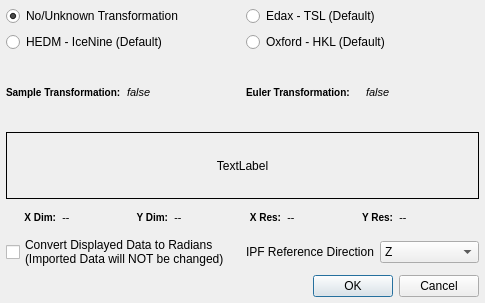
The window that Source/FilterWidgets/DREAM3DLib/IOFiltersWidgets/QEbsdReferenceFrameDialog.ui (BlueQuartzSoftware/DREAM3D) describes before a commit, drawn with Qt 5.
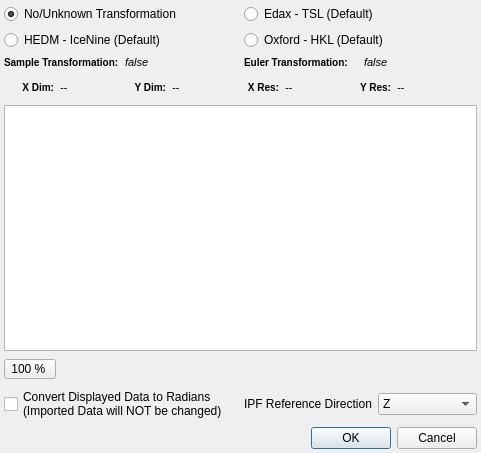
The same window after the commit. Icons and pictures are not drawn. Custom widgets are drawn as their Qt base class.

Commit message: Implemented a new GraphicsView widget that allows the user some basic Zoom In/Out/Fit operations on the Ebsd data that is loaded into the dialog. We be better if we could thread the loading of the data and display a dialog while the loading takes place. Fixes #129. Closes #129.

Diff of the .ui file:
```diff
--- a/Source/FilterWidgets/DREAM3DLib/IOFiltersWidgets/QEbsdReferenceFrameDialog.ui
+++ b/Source/FilterWidgets/DREAM3DLib/IOFiltersWidgets/QEbsdReferenceFrameDialog.ui
@@ -6,8 +6,8 @@
    <rect>
     <x>0</x>
     <y>0</y>
-    <width>485</width>
-    <height>303</height>
+    <width>481</width>
+    <height>453</height>
    </rect>
   </property>
   <property name="windowTitle">
@@ -15,45 +15,179 @@
   </property>
   <layout class="QGridLayout" name="gridLayout">
    <property name="margin">
+    <number>4</number>
+   </property>
+   <property name="spacing">
     <number>6</number>
    </property>
-   <item row="4" column="1">
-    <layout class="QHBoxLayout" name="horizontalLayout">
+   <item row="6" column="0" colspan="2">
+    <widget class="QDialogButtonBox" name="buttonBox">
+     <property name="orientation">
+      <enum>Qt::Horizontal</enum>
+     </property>
+     <property name="standardButtons">
+      <set>QDialogButtonBox::Cancel|QDialogButtonBox::Ok</set>
+     </property>
+    </widget>
+   </item>
+   <item row="0" column="0">
+    <layout class="QVBoxLayout" name="verticalLayout">
      <item>
-      <widget class="QLabel" name="label">
-       <property name="styleSheet">
-        <string notr="true"/>
+      <widget class="QRadioButton" name="m_NoTransBtn">
+       <property name="layoutDirection">
+        <enum>Qt::LeftToRight</enum>
        </property>
        <property name="text">
-        <string>IPF Reference Direction</string>
+        <string>No/Unknown Transformation</string>
        </property>
+       <property name="checked">
+        <bool>true</bool>
+       </property>
       </widget>
      </item>
      <item>
-      <widget class="QComboBox" name="refDir">
-       <property name="currentIndex">
-        <number>2</number>
+      <widget class="QRadioButton" name="m_HEDMdefaultBtn">
+       <property name="text">
+        <string>HEDM - IceNine (Default)</string>
        </property>
+      </widget>
+     </item>
+    </layout>
+   </item>
+   <item row="0" column="1">
+    <layout class="QVBoxLayout" name="verticalLayout_2">
        <item>
+      <widget class="QRadioButton" name="m_TSLdefaultBtn">
         <property name="text">
-         <string>X</string>
-        </property>
+        <string>Edax - TSL (Default)</string>
+       </property>
+       <property name="shortcut">
+        <string>Ctrl+S</string>
+       </property>
+       <property name="checked">
+        <bool>false</bool>
+       </property>
+       <property name="autoExclusive">
+        <bool>false</bool>
+       </property>
+      </widget>
        </item>
        <item>
+      <widget class="QRadioButton" name="m_HKLdefaultBtn">
+       <property name="layoutDirection">
+        <enum>Qt::LeftToRight</enum>
+       </property>
         <property name="text">
-         <string>Y</string>
-        </property>
-       </item>
+        <string>Oxford - HKL (Default)</string>
+       </property>
+      </widget>
+     </item>
+    </layout>
+   </item>
+   <item row="1" column="0" colspan="2">
+    <layout class="QHBoxLayout" name="horizontalLayout_3" stretch="0,0,0,0">
+     <property name="bottomMargin">
+      <number>0</number>
+     </property>
        <item>
+      <widget class="QLabel" name="label_3">
+       <property name="font">
+        <font>
+         <pointsize>-1</pointsize>
+         <weight>75</weight>
+         <bold>true</bold>
+        </font>
+       </property>
+       <property name="styleSheet">
+        <string notr="true">QLabel {
+font-weight: bold;
+font-size: 10px;
+}</string>
+       </property>
         <property name="text">
-         <string>Z</string>
-        </property>
-       </item>
+        <string>Sample Transformation:</string>
+       </property>
+       <property name="alignment">
+        <set>Qt::AlignJustify|Qt::AlignVCenter</set>
+       </property>
+       <property name="wordWrap">
+        <bool>false</bool>
+       </property>
+      </widget>
+     </item>
+     <item>
+      <widget class="QLabel" name="m_SampleTransformationLabel">
+       <property name="font">
+        <font>
+         <pointsize>-1</pointsize>
+         <italic>true</italic>
+        </font>
+       </property>
+       <property name="styleSheet">
+        <string notr="true">QLabel {
+	font-size: 11px;
+	font-style: italic;
+}</string>
+       </property>
+       <property name="text">
+        <string>false</string>
+       </property>
+       <property name="scaledContents">
+        <bool>true</bool>
+       </property>
       </widget>
      </item>
+     <item>
+      <widget class="QLabel" name="label_21">
+       <property name="font">
+        <font>
+         <pointsize>-1</pointsize>
+         <weight>75</weight>
+         <bold>true</bold>
+        </font>
+       </property>
+       <property name="styleSheet">
+        <string notr="true">QLabel {
+font-weight: bold;
+font-size: 10px;
+}</string>
+       </property>
+       <property name="text">
+        <string>Euler Transformation:</string>
+       </property>
+       <property name="alignment">
+        <set>Qt::AlignJustify|Qt::AlignVCenter</set>
+       </property>
+       <property name="wordWrap">
+        <bool>false</bool>
+       </property>
+      </widget>
+     </item>
+     <item>
+      <widget class="QLabel" name="m_EulerTransformationLabel">
+       <property name="font">
+        <font>
+         <pointsize>-1</pointsize>
+         <italic>true</italic>
+        </font>
+       </property>
+       <property name="styleSheet">
+        <string notr="true">QLabel {
+	font-size: 11px;
+	font-style: italic;
+}</string>
+       </property>
+       <property name="text">
+        <string>false</string>
+       </property>
+       <property name="scaledContents">
+        <bool>true</bool>
+       </property>
+      </widget>
+     </item>
     </layout>
    </item>
-   <item row="3" column="0" colspan="2">
+   <item row="2" column="0" colspan="2">
     <layout class="QHBoxLayout" name="horizontalLayout_2">
      <property name="bottomMargin">
       <number>0</number>
@@ -281,7 +415,184 @@
      </item>
     </layout>
    </item>
-   <item row="4" column="0">
+   <item row="4" column="0" colspan="2">
+    <layout class="QHBoxLayout" name="horizontalLayout_5">
+     <property name="spacing">
+      <number>5</number>
+     </property>
+     <item>
+      <widget class="QToolButton" name="zoomButton">
+       <property name="maximumSize">
+        <size>
+         <width>16777</width>
+         <height>20</height>
+        </size>
+       </property>
+       <property name="font">
+        <font>
+         <weight>50</weight>
+         <bold>false</bold>
+        </font>
+       </property>
+       <property name="toolTip">
+        <string>Set a specific zoon level</string>
+       </property>
+       <property name="statusTip">
+        <string>Selects a set magnification level</string>
+       </property>
+       <property name="text">
+        <string>100 % </string>
+       </property>
+       <property name="popupMode">
+        <enum>QToolButton::InstantPopup</enum>
+       </property>
+       <property name="toolButtonStyle">
+        <enum>Qt::ToolButtonTextOnly</enum>
+       </property>
+       <property name="arrowType">
+        <enum>Qt::UpArrow</enum>
+       </property>
+      </widget>
+     </item>
+     <item>
+      <widget class="QPushButton" name="zoomIn">
+       <property name="sizePolicy">
+        <sizepolicy hsizetype="Fixed" vsizetype="Fixed">
+         <horstretch>0</horstretch>
+         <verstretch>0</verstretch>
+        </sizepolicy>
+       </property>
+       <property name="minimumSize">
+        <size>
+         <width>24</width>
+         <height>24</height>
+        </size>
+       </property>
+       <property name="maximumSize">
+        <size>
+         <width>24</width>
+         <height>24</height>
+        </size>
+       </property>
+       <property name="toolTip">
+        <string>Zoom in to the image</string>
+       </property>
+       <property name="text">
+        <string/>
+       </property>
+       <property name="icon">
+        <iconset resource="../../../../Resources/icons/images/Icons.qrc">
+         <normaloff>:/zoomIn.png</normaloff>:/zoomIn.png</iconset>
+       </property>
+       <property name="iconSize">
+        <size>
+         <width>24</width>
+         <height>24</height>
+        </size>
+       </property>
+       <property name="flat">
+        <bool>true</bool>
+       </property>
+      </widget>
+     </item>
+     <item>
+      <widget class="QPushButton" name="zoomOut">
+       <property name="sizePolicy">
+        <sizepolicy hsizetype="Fixed" vsizetype="Fixed">
+         <horstretch>0</horstretch>
+         <verstretch>0</verstretch>
+        </sizepolicy>
+       </property>
+       <property name="minimumSize">
+        <size>
+         <width>24</width>
+         <height>24</height>
+        </size>
+       </property>
+       <property name="maximumSize">
+        <size>
+         <width>24</width>
+         <height>24</height>
+        </size>
+       </property>
+       <property name="toolTip">
+        <string>Zoon out from the image</string>
+       </property>
+       <property name="text">
+        <string/>
+       </property>
+       <property name="icon">
+        <iconset resource="../../../../Resources/icons/images/Icons.qrc">
+         <normaloff>:/zoomOut.png</normaloff>:/zoomOut.png</iconset>
+       </property>
+       <property name="iconSize">
+        <size>
+         <width>24</width>
+         <height>24</height>
+        </size>
+       </property>
+       <property name="flat">
+        <bool>true</bool>
+       </property>
+      </widget>
+     </item>
+     <item>
+      <widget class="QPushButton" name="fitToWindow">
+       <property name="sizePolicy">
+        <sizepolicy hsizetype="Fixed" vsizetype="Fixed">
+         <horstretch>0</horstretch>
+         <verstretch>0</verstretch>
+        </sizepolicy>
+       </property>
+       <property name="minimumSize">
+        <size>
+         <width>24</width>
+         <height>24</height>
+        </size>
+       </property>
+       <property name="maximumSize">
+        <size>
+         <width>24</width>
+         <height>24</height>
+        </size>
+       </property>
+       <property name="toolTip">
+        <string>Fit the image to the display area</string>
+       </property>
+       <property name="text">
+        <string/>
+       </property>
+       <property name="icon">
+        <iconset resource="../../../../Resources/icons/images/Icons.qrc">
+         <normaloff>:/fitToWindow.png</normaloff>:/fitToWindow.png</iconset>
+       </property>
+       <property name="iconSize">
+        <size>
+         <width>24</width>
+         <height>24</height>
+        </size>
+       </property>
+       <property name="flat">
+        <bool>true</bool>
+       </property>
+      </widget>
+     </item>
+     <item>
+      <spacer name="horizontalSpacer">
+       <property name="orientation">
+        <enum>Qt::Horizontal</enum>
+       </property>
+       <property name="sizeHint" stdset="0">
+        <size>
+         <width>40</width>
+         <height>20</height>
+        </size>
+       </property>
+      </spacer>
+     </item>
+    </layout>
+   </item>
+   <item row="5" column="0">
     <widget class="QCheckBox" name="degToRads">
      <property name="text">
       <string>Convert Displayed Data to Radians 
@@ -289,188 +600,60 @@
      </property>
     </widget>
    </item>
-   <item row="0" column="1">
-    <layout class="QVBoxLayout" name="verticalLayout_2">
+   <item row="5" column="1">
+    <layout class="QHBoxLayout" name="horizontalLayout">
      <item>
-      <widget class="QRadioButton" name="m_TSLdefaultBtn">
-       <property name="text">
-        <string>Edax - TSL (Default)</string>
+      <widget class="QLabel" name="label">
+       <property name="styleSheet">
+        <string notr="true"/>
        </property>
-       <property name="shortcut">
-        <string>Ctrl+S</string>
-       </property>
-       <property name="checked">
-        <bool>false</bool>
-       </property>
-       <property name="autoExclusive">
-        <bool>false</bool>
-       </property>
-      </widget>
-     </item>
-     <item>
-      <widget class="QRadioButton" name="m_HKLdefaultBtn">
-       <property name="layoutDirection">
-        <enum>Qt::LeftToRight</enum>
-       </property>
        <property name="text">
-        <string>Oxford - HKL (Default)</string>
+        <string>IPF Reference Direction</string>
        </property>
       </widget>
      </item>
-    </layout>
-   </item>
-   <item row="2" column="0" colspan="2">
-    <widget class="QLabel" name="ipfLabel">
-     <property name="frameShape">
-      <enum>QFrame::Box</enum>
-     </property>
-     <property name="text">
-      <string>TextLabel</string>
-     </property>
-     <property name="alignment">
-      <set>Qt::AlignCenter</set>
-     </property>
-    </widget>
-   </item>
-   <item row="6" column="0" colspan="2">
-    <widget class="QDialogButtonBox" name="buttonBox">
-     <property name="orientation">
-      <enum>Qt::Horizontal</enum>
-     </property>
-     <property name="standardButtons">
-      <set>QDialogButtonBox::Cancel|QDialogButtonBox::Ok</set>
-     </property>
-    </widget>
-   </item>
-   <item row="0" column="0">
-    <layout class="QVBoxLayout" name="verticalLayout">
      <item>
-      <widget class="QRadioButton" name="m_NoTransBtn">
-       <property name="layoutDirection">
-        <enum>Qt::LeftToRight</enum>
+      <widget class="QComboBox" name="refDir">
+       <property name="currentIndex">
+        <number>2</number>
        </property>
-       <property name="text">
-        <string>No/Unknown Transformation</string>
-       </property>
-       <property name="checked">
-        <bool>true</bool>
-       </property>
-      </widget>
-     </item>
      <item>
-      <widget class="QRadioButton" name="m_HEDMdefaultBtn">
        <property name="text">
-        <string>HEDM - IceNine (Default)</string>
-       </property>
-      </widget>
-     </item>
-    </layout>
-   </item>
-   <item row="1" column="0" colspan="2">
-    <layout class="QHBoxLayout" name="horizontalLayout_3">
-     <property name="bottomMargin">
-      <number>0</number>
-     </property>
+         <string>X</string>
+        </property>
+       </item>
      <item>
-      <widget class="QLabel" name="label_3">
-       <property name="font">
-        <font>
-         <pointsize>-1</pointsize>
-         <weight>75</weight>
-         <bold>true</bold>
-        </font>
-       </property>
-       <property name="styleSheet">
-        <string notr="true">QLabel {
-font-weight: bold;
-font-size: 10px;
-}</string>
-       </property>
        <property name="text">
-        <string>Sample Transformation:</string>
-       </property>
-       <property name="alignment">
-        <set>Qt::AlignJustify|Qt::AlignVCenter</set>
-       </property>
-       <property name="wordWrap">
-        <bool>false</bool>
-       </property>
-      </widget>
+         <string>Y</string>
+        </property>
      </item>
      <item>
-      <widget class="QLabel" name="m_SampleTransformationLabel">
-       <property name="font">
-        <font>
-         <pointsize>-1</pointsize>
-         <italic>true</italic>
-        </font>
-       </property>
-       <property name="styleSheet">
-        <string notr="true">QLabel {
-	font-size: 11px;
-	font-style: italic;
-}</string>
-       </property>
        <property name="text">
-        <string>false</string>
-       </property>
-       <property name="scaledContents">
-        <bool>true</bool>
-       </property>
-      </widget>
-     </item>
-     <item>
-      <widget class="QLabel" name="label_21">
-       <property name="font">
-        <font>
-         <pointsize>-1</pointsize>
-         <weight>75</weight>
-         <bold>true</bold>
-        </font>
-       </property>
-       <property name="styleSheet">
-        <string notr="true">QLabel {
-font-weight: bold;
-font-size: 10px;
-}</string>
-       </property>
-       <property name="text">
-        <string>Euler Transformation:</string>
-       </property>
-       <property name="alignment">
-        <set>Qt::AlignJustify|Qt::AlignVCenter</set>
-       </property>
-       <property name="wordWrap">
-        <bool>false</bool>
-       </property>
+         <string>Z</string>
+        </property>
+       </item>
       </widget>
      </item>
-     <item>
-      <widget class="QLabel" name="m_EulerTransformationLabel">
-       <property name="font">
-        <font>
-         <pointsize>-1</pointsize>
-         <italic>true</italic>
-        </font>
-       </property>
-       <property name="styleSheet">
-        <string notr="true">QLabel {
-	font-size: 11px;
-	font-style: italic;
-}</string>
-       </property>
-       <property name="text">
-        <string>false</string>
-       </property>
-       <property name="scaledContents">
-        <bool>true</bool>
-       </property>
-      </widget>
-     </item>
     </layout>
    </item>
+   <item row="3" column="0" colspan="2">
+    <widget class="DREAM3DGraphicsView" name="m_EbsdView"/>
+   </item>
   </layout>
  </widget>
+ <customwidgets>
+  <customwidget>
+   <class>DREAM3DGraphicsView</class>
+   <extends>QGraphicsView</extends>
+   <header location="global">DREAM3DGraphicsView.h</header>
+   <slots>
+    <slot>zoomIn()</slot>
+    <slot>zoomOut()</slot>
+    <slot>setZoomIndex(int)</slot>
+    <slot>fitInView()</slot>
+   </slots>
+  </customwidget>
+ </customwidgets>
  <resources>
   <include location="../../../../Resources/icons/images/Icons.qrc"/>
  </resources>
```
Left out of the diff: 39 changed lines with no effect on the pictures. Lines whose indentation alone changed are shown as unchanged. The commit also changes 7 other files.
